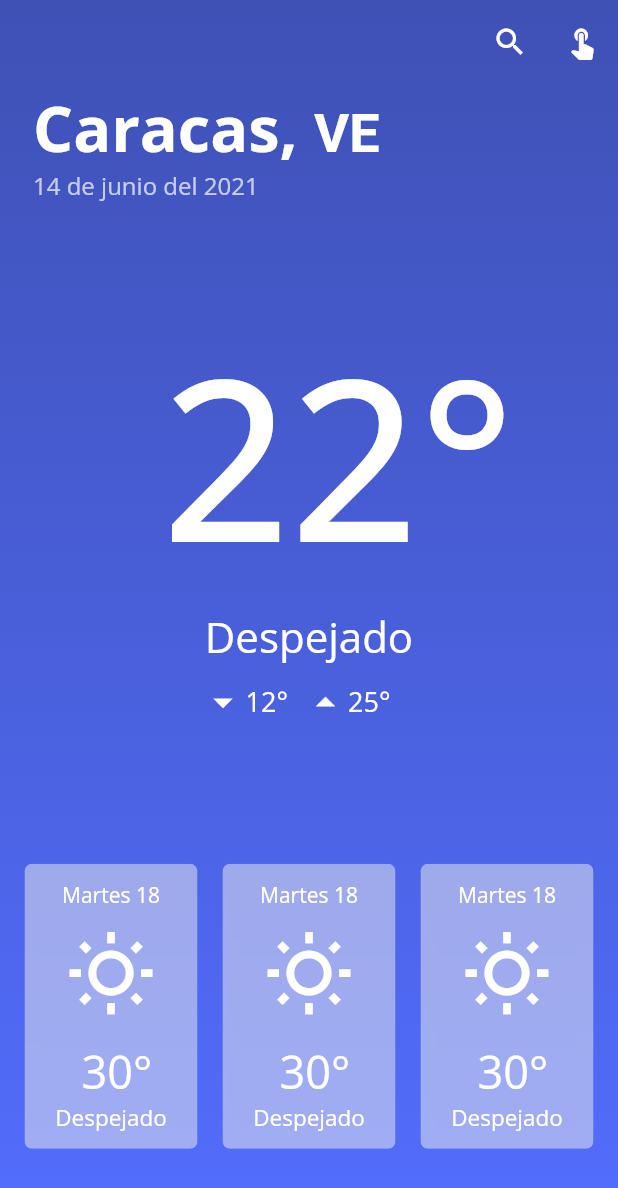
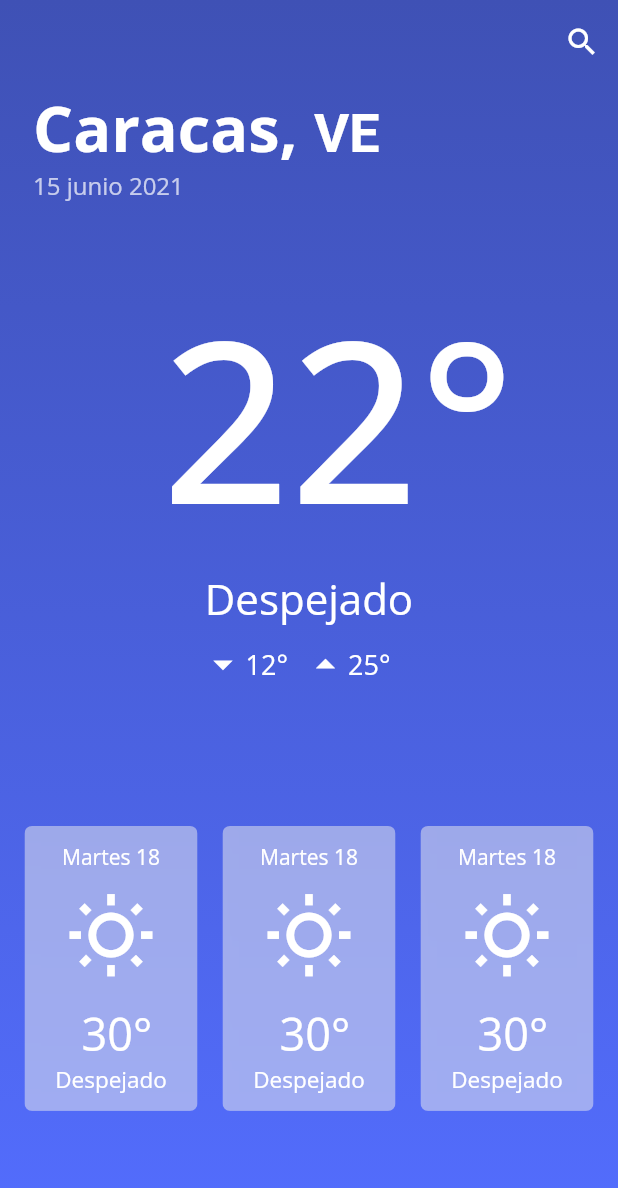
Before and after one commit to krismata15/weather-app, a Flutter app: the screen it shows after launch, on a phone screen of 412 x 824 dp. Shown: the top 1188 px of the screen. Run offline on Flutter 3.47's test engine with Material 2 defaults, Android fonts, the light colour scheme and no system bars; our stand-ins replace google_fonts, simple_animations.

Commit message:
refactor code for better organization

```diff
--- /dev/null
+++ b/lib/Screens/Home/Components/animated_background.dart
@@ -0,0 +1,40 @@
+import 'package:flutter/material.dart';
+import 'package:simple_animations/simple_animations.dart';
+
+class AnimatedBackground extends StatelessWidget {
+  final Widget child;
+  final tween = MultiTrackTween([
+    Track('color').add(Duration(seconds: 2),
+        ColorTween(begin: Colors.indigo, end: Colors.indigoAccent),
+        curve: Curves.linear),
+    Track('color1').add(Duration(seconds: 2),
+        ColorTween(begin: Colors.indigoAccent, end: Colors.indigo),
+        curve: Curves.linear),
+  ]);
+
+  AnimatedBackground({@required this.child});
+
+  @override
+  Widget build(BuildContext context) {
+    return ControlledAnimation(
+      playback: Playback.MIRROR,
+      tween: tween,
+      duration: tween.duration,
+      builder: (context, animation) {
+        return Container(
+          child: SafeArea(child: child),
+          decoration: BoxDecoration(
+            gradient: LinearGradient(
+              begin: Alignment.topCenter,
+              end: Alignment.bottomCenter,
+              colors: [
+                animation['color'],
+                animation['color1'],
+              ],
+            ),
+          ),
+        );
+      },
+    );
+  }
+}
--- /dev/null
+++ b/lib/Screens/Home/Components/date_text_formatted.dart
@@ -0,0 +1,17 @@
+import 'package:flutter/material.dart';
+import 'package:intl/intl.dart';
+
+class DateTextFormatted extends StatelessWidget {
+  final String date =
+      DateFormat('dd MMMM yyyy', 'es').format(DateTime.now().toLocal());
+  @override
+  Widget build(BuildContext context) {
+    return Text(
+      date,
+      style: TextStyle(
+        fontSize: 16.0,
+        color: Colors.white.withOpacity(0.7),
+      ),
+    );
+  }
+}
--- /dev/null
+++ b/lib/Screens/Home/Components/export_components.dart
@@ -0,0 +1,5 @@
+export 'package:weatherAppMobile/Screens/Home/Components/animated_background.dart';
+export 'package:weatherAppMobile/Screens/Home/Components/date_text_formatted.dart';
+export 'package:weatherAppMobile/Screens/Home/Components/location_text.dart';
+export 'package:weatherAppMobile/Screens/Home/Components/main_weather_view.dart';
+export 'package:weatherAppMobile/Screens/Home/Components/next_days_weather_card.dart';
--- /dev/null
+++ b/lib/Screens/Home/Components/location_text.dart
@@ -0,0 +1,35 @@
+import 'package:flutter/material.dart';
+import 'package:google_fonts/google_fonts.dart';
+
+class LocationText extends StatelessWidget {
+  final String city, countryCode;
+
+  LocationText({@required this.city, @required this.countryCode});
+
+  @override
+  Widget build(BuildContext context) {
+    return Row(
+      textBaseline: TextBaseline.alphabetic,
+      children: [
+        RichText(
+          textAlign: TextAlign.center,
+          text: TextSpan(
+            style: GoogleFonts.openSans(
+              fontSize: 42.0,
+              fontWeight: FontWeight.bold,
+            ),
+            children: [
+              TextSpan(text: '$city, '),
+              TextSpan(
+                text: countryCode,
+                style: TextStyle(
+                  fontSize: 36,
+                ),
+              ),
+            ],
+          ),
+        ),
+      ],
+    );
+  }
+}
--- /dev/null
+++ b/lib/Screens/Home/Components/main_weather_view.dart
@@ -0,0 +1,77 @@
+import 'package:flutter/material.dart';
+
+class MainWeatherView extends StatelessWidget {
+  @override
+  Widget build(BuildContext context) {
+    return Column(
+      children: [
+        Center(
+          child: Text(
+            ' 22°',
+            style: TextStyle(
+              fontSize: 150.0,
+              fontWeight: FontWeight.w500,
+            ),
+          ),
+        ),
+        Center(
+          child: Text(
+            'Despejado',
+            style: TextStyle(
+              fontSize: 28.0,
+              //color: Colors.white.withOpacity(0.7),
+            ),
+          ),
+        ),
+        SizedBox(
+          height: 10,
+        ),
+        Row(
+          mainAxisAlignment: MainAxisAlignment.center,
+          children: [
+            Row(
+              children: [
+                Icon(
+                  Icons.arrow_drop_down_sharp,
+                  size: 30,
+                  //color: Colors.white,
+                ),
+                Text(
+                  '12°',
+                  style: TextStyle(
+                    fontSize: 18.0,
+                  ),
+                ),
+              ],
+            ),
+            SizedBox(
+              width: 10,
+            ),
+            Row(
+              children: [
+                Icon(
+                  Icons.arrow_drop_up_sharp,
+                  size: 30,
+                  //color: Colors.white,
+                ),
+                Text(
+                  '25°',
+                  style: TextStyle(
+                    //color: Colors.white,
+                    fontSize: 18.0,
+                  ),
+                ),
+              ],
+            ),
+            SizedBox(
+              width: 18,
+            ),
+          ],
+        ),
+        SizedBox(
+          height: 10,
+        ),
+      ],
+    );
+  }
+}
--- /dev/null
+++ b/lib/Screens/Home/Components/next_days_weather_card.dart
@@ -0,0 +1,68 @@
+import 'dart:ui';
+
+import 'package:flutter/material.dart';
+
+class WeatherCard extends StatelessWidget {
+  @override
+  Widget build(BuildContext context) {
+    double cardWidth = MediaQuery.of(context).size.width * 0.28;
+    return Container(
+      width: cardWidth,
+      height: 190,
+      child: ClipRRect(
+        borderRadius: BorderRadius.circular(5.0),
+        child: BackdropFilter(
+          filter: ImageFilter.blur(sigmaX: 10.0, sigmaY: 10.0),
+          child: Container(
+            //width: 200.0,
+            //height: 200.0,
+            decoration: BoxDecoration(
+              color: Colors.grey.shade200.withOpacity(0.5),
+              boxShadow: [
+                BoxShadow(
+                  color: Colors.transparent,
+                  offset: Offset(0.0, 1.0), //(x,y)
+                  blurRadius: 6.0,
+                ),
+              ],
+            ),
+            child: Column(
+              mainAxisAlignment: MainAxisAlignment.center,
+              children: [
+                Text(
+                  'Martes 18',
+                ),
+                /*Text(
+                  '17 sep',
+                ),*/
+                SizedBox(
+                  height: 14,
+                ),
+                Icon(
+                  Icons.wb_sunny_outlined,
+                  size: 60,
+                  //color: Colors.white,
+                ),
+                SizedBox(
+                  height: 14,
+                ),
+                Text(
+                  ' 30°',
+                  style: TextStyle(
+                    fontSize: 30.0,
+                  ),
+                ),
+                Text(
+                  'Despejado',
+                  style: TextStyle(
+                    fontSize: 15.0,
+                  ),
+                ),
+              ],
+            ),
+          ),
+        ),
+      ),
+    );
+  }
+}
--- /dev/null
+++ b/lib/Screens/Home/home_screen.dart
@@ -0,0 +1,90 @@
+import 'package:flutter/material.dart';
+import './Components/export_components.dart';
+
+class HomeScreen extends StatefulWidget {
+  @override
+  _HomeScreenState createState() => _HomeScreenState();
+}
+
+class _HomeScreenState extends State<HomeScreen> {
+  bool type = true;
+  Color baseColor = Colors.white;
+
+  @override
+  Widget build(BuildContext context) {
+    return Theme(
+      data: Theme.of(context).copyWith(
+        textTheme: Theme.of(context).textTheme.apply(
+              bodyColor: baseColor,
+              displayColor: baseColor,
+            ),
+        iconTheme: Theme.of(context).iconTheme.copyWith(
+              color: baseColor,
+            ),
+      ),
+      child: Scaffold(
+        appBar: AppBar(
+          elevation: 0,
+          backgroundColor: Colors.transparent,
+          actions: [
+            IconButton(
+              icon: Icon(
+                Icons.search,
+              ),
+              onPressed: () {},
+            ),
+          ],
+        ),
+        extendBodyBehindAppBar: true,
+        body: AnimatedBackground(
+          child: RefreshIndicator(
+            onRefresh: () async {
+              await Future.delayed(Duration(seconds: 1));
+            },
+            child: ListView(
+              children: [
+                Padding(
+                  padding: const EdgeInsets.only(left: 22.0),
+                  child: Column(
+                    crossAxisAlignment: CrossAxisAlignment.start,
+                    children: [
+                      LocationText(
+                        city: 'Caracas',
+                        countryCode: 'VE',
+                      ),
+                      DateTextFormatted(),
+                    ],
+                  ),
+                ),
+                SizedBox(
+                  height: MediaQuery.of(context).size.height * 0.05,
+                ),
+                MainWeatherView(),
+                SizedBox(
+                  height: MediaQuery.of(context).size.height * 0.10,
+                ),
+                Align(
+                  alignment: Alignment.bottomCenter,
+                  child: Padding(
+                    padding: const EdgeInsets.symmetric(horizontal: 8.0),
+                    child: Row(
+                      mainAxisAlignment: MainAxisAlignment.spaceAround,
+                      children: [
+                        WeatherCard(),
+                        WeatherCard(),
+                        WeatherCard(),
+                      ],
+                    ),
+                  ),
+                ),
+                SizedBox(
+                  height: 20,
+                ),
+              ],
+            ),
+          ),
+        ),
+      ),
+    );
+  }
+}
--- a/lib/home_screen.dart
+++ /dev/null
@@ -1,300 +0,0 @@
-import 'dart:ui';
-
-import 'package:flutter/material.dart';
-import 'package:google_fonts/google_fonts.dart';
-
-class HomeScreen extends StatefulWidget {
-  @override
-  _HomeScreenState createState() => _HomeScreenState();
-}
-
-class _HomeScreenState extends State<HomeScreen> {
-  bool type = true;
-
-  @override
-  Widget build(BuildContext context) {
-    Color baseColor = type ? Colors.white : Colors.black;
-    return Theme(
-      data: Theme.of(context).copyWith(
-        textTheme: Theme.of(context).textTheme.apply(
-              bodyColor: baseColor,
-              displayColor: baseColor,
-            ),
-        iconTheme: Theme.of(context).iconTheme.copyWith(
-              color: baseColor,
-            ),
-      ),
-      child: Scaffold(
-        appBar: AppBar(
-          elevation: 0,
-          backgroundColor: Colors.transparent,
-          actions: [
-            IconButton(
-              icon: Icon(
-                Icons.search,
-              ),
-              onPressed: () {},
-            ),
-            IconButton(
-              icon: Icon(
-                Icons.touch_app,
-              ),
-              onPressed: () {
-                setState(() {
-                  type = !type;
-                });
-              },
-            ),
-          ],
-        ),
-        extendBodyBehindAppBar: true,
-        body: Container(
-          decoration: BoxDecoration(
-            gradient: LinearGradient(
-              begin: Alignment.topCenter,
-              end: Alignment.bottomCenter,
-              colors: type
-                  ? [
-                      Colors.indigo,
-                      Colors.indigoAccent,
-                    ]
-                  : [
-                      Colors.lightBlueAccent,
-                      Colors.blueAccent,
-                    ],
-            ),
-          ),
-          child: RefreshIndicator(
-            onRefresh: () async {
-              await Future.delayed(Duration(seconds: 1));
-            },
-            child: ListView(
-              children: [
-                Padding(
-                  padding: const EdgeInsets.only(left: 22.0),
-                  child: Column(
-                    crossAxisAlignment: CrossAxisAlignment.start,
-                    children: [
-                      Row(
-                        textBaseline: TextBaseline.alphabetic,
-                        children: [
-                          RichText(
-                            textAlign: TextAlign.center,
-                            text: TextSpan(
-                              /*style: TextStyle(
-                                //color: Colors.white,
-                                fontSize: 42.0,
-                                fontWeight: FontWeight.bold,
-                              ),*/
-                              style: GoogleFonts.openSans(
-                                fontSize: 42.0,
-                                fontWeight: FontWeight.bold,
-                              ),
-                              children: [
-                                TextSpan(text: 'Caracas, '),
-                                TextSpan(
-                                  text: 'VE',
-                                  style: TextStyle(
-                                    fontSize: 36,
-                                  ),
-                                ),
-                                // TextSpan(text: ' Mundito ')
-                              ],
-                            ),
-                          ),
-                          /*Text(
-                            'Caracas, ',
-                            style: TextStyle(
-                              //color: Colors.white,
-                              fontSize: 42.0,
-                              fontWeight: FontWeight.bold,
-                            ),
-                          ),
-                          Padding(
-                            padding: const EdgeInsets.only(top: 5.0),
-                            child: Text(
-                              'VE',
-                              style: TextStyle(
-                                //color: Colors.white,
-                                fontSize: 32.0,
-                                fontWeight: FontWeight.bold,
-                              ),
-                            ),
-                          ),*/
-                        ],
-                      ),
-                      Text(
-                        '14 de junio del 2021',
-                        style: TextStyle(
-                          fontSize: 16.0,
-                          color: baseColor.withOpacity(0.7),
-                        ),
-                      ),
-                    ],
-                  ),
-                ),
-                SizedBox(
-                  height: 50,
-                ),
-                SizedBox(
-                  height: MediaQuery.of(context).size.height * 0.02,
-                ),
-                Center(
-                  child: Text(
-                    ' 22°',
-                    style: TextStyle(
-                      fontSize: 150.0,
-                      fontWeight: FontWeight.w500,
-                    ),
-                  ),
-                ),
-                Center(
-                  child: Text(
-                    'Despejado',
-                    style: TextStyle(
-                      fontSize: 28.0,
-                      //color: Colors.white.withOpacity(0.7),
-                    ),
-                  ),
-                ),
-                SizedBox(
-                  height: 10,
-                ),
-                Row(
-                  mainAxisAlignment: MainAxisAlignment.center,
-                  children: [
-                    Row(
-                      children: [
-                        Icon(
-                          Icons.arrow_drop_down_sharp,
-                          size: 30,
-                          //color: Colors.white,
-                        ),
-                        Text(
-                          '12°',
-                          style: TextStyle(
-                            fontSize: 18.0,
-                          ),
-                        ),
-                      ],
-                    ),
-                    SizedBox(
-                      width: 10,
-                    ),
-                    Row(
-                      children: [
-                        Icon(
-                          Icons.arrow_drop_up_sharp,
-                          size: 30,
-                          //color: Colors.white,
-                        ),
-                        Text(
-                          '25°',
-                          style: TextStyle(
-                            //color: Colors.white,
-                            fontSize: 18.0,
-                          ),
-                        ),
-                      ],
-                    ),
-                    SizedBox(
-                      width: 18,
-                    ),
-                  ],
-                ),
-                SizedBox(
-                  height: 10,
-                ),
-                SizedBox(
-                  height: MediaQuery.of(context).size.height * 0.10,
-                ),
-                Align(
-                  alignment: Alignment.bottomCenter,
-                  child: Padding(
-                    padding: const EdgeInsets.symmetric(horizontal: 8.0),
-                    child: Row(
-                      mainAxisAlignment: MainAxisAlignment.spaceAround,
-                      children: [
-                        WeatherCard(),
-                        WeatherCard(),
-                        WeatherCard(),
-                      ],
-                    ),
-                  ),
-                ),
-                SizedBox(
-                  height: 20,
-                ),
-              ],
-            ),
-          ),
-        ),
-      ),
-    );
-  }
-}
-
-class WeatherCard extends StatelessWidget {
-  @override
-  Widget build(BuildContext context) {
-    double cardWidth = MediaQuery.of(context).size.width * 0.28;
-    return Container(
-      width: cardWidth,
-      height: 190,
-      child: ClipRRect(
-        borderRadius: BorderRadius.circular(5.0),
-        child: BackdropFilter(
-          filter: ImageFilter.blur(sigmaX: 10.0, sigmaY: 10.0),
-          child: Container(
-            //width: 200.0,
-            //height: 200.0,
-            decoration: BoxDecoration(
-              color: Colors.grey.shade200.withOpacity(0.5),
-              boxShadow: [
-                BoxShadow(
-                  color: Colors.transparent,
-                  offset: Offset(0.0, 1.0), //(x,y)
-                  blurRadius: 6.0,
-                ),
-              ],
-            ),
-            child: Column(
-              mainAxisAlignment: MainAxisAlignment.center,
-              children: [
-                Text(
-                  'Martes 18',
-                ),
-                /*Text(
-                  '17 sep',
-                ),*/
-                SizedBox(
-                  height: 14,
-                ),
-                Icon(
-                  Icons.wb_sunny_outlined,
-                  size: 60,
-                  //color: Colors.white,
-                ),
-                SizedBox(
-                  height: 14,
-                ),
-                Text(
-                  ' 30°',
-                  style: TextStyle(
-                    fontSize: 30.0,
-                  ),
-                ),
-                Text(
-                  'Despejado',
-                  style: TextStyle(
-                    fontSize: 15.0,
-                  ),
-                ),
-              ],
-            ),
-          ),
-        ),
-      ),
-    );
-  }
-}
--- a/lib/main.dart
+++ b/lib/main.dart
@@ -1,8 +1,10 @@
 import 'package:flutter/material.dart';
 import 'package:google_fonts/google_fonts.dart';
-import 'package:weatherAppMobile/home_screen.dart';
+import 'package:intl/date_symbol_data_local.dart';
+import 'package:weatherAppMobile/Screens/Home/home_screen.dart';
 
 void main() {
+  initializeDateFormatting();
   runApp(MyApp());
 }
 
--- a/pubspec.yaml
+++ b/pubspec.yaml
@@ -14,6 +14,8 @@ dependencies:
 
   cupertino_icons: ^1.0.0
   google_fonts: ^1.1.2
+  simple_animations: ^1.3.4
+  intl: ^0.16.0
 
 dev_dependencies:
   flutter_test:
```
Also changed, not shown: pubspec.lock.
